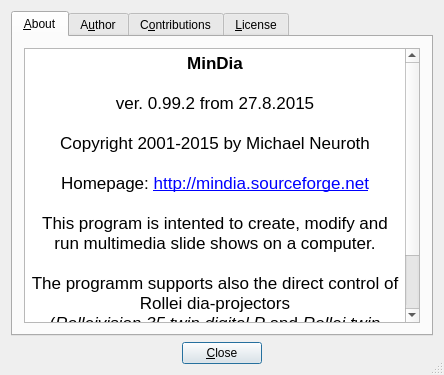
Above: src/AboutExtDlg4.ui from mneuroth/MinDia before the change. Below: the same form after it.
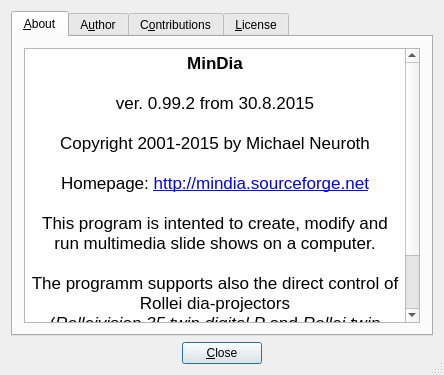
That is the form after the change.

What changed in the file:
```diff
--- a/src/AboutExtDlg4.ui
+++ b/src/AboutExtDlg4.ui
@@ -67,7 +67,7 @@
 &lt;html&gt;&lt;head&gt;&lt;meta name=&quot;qrichtext&quot; content=&quot;1&quot; /&gt;&lt;style type=&quot;text/css&quot;&gt;
 p, li { white-space: pre-wrap; }
 &lt;/style&gt;&lt;/head&gt;&lt;body style=&quot; font-family:'.Lucida Grande UI'; font-size:13pt; font-weight:400; font-style:normal;&quot;&gt;
-&lt;p align=&quot;center&quot; style=&quot; margin-top:0px; margin-bottom:0px; margin-left:0px; margin-right:0px; -qt-block-indent:0; text-indent:0px;&quot;&gt;&lt;span style=&quot; font-family:'Lucida Grande'; font-weight:600;&quot;&gt;MinDia&lt;/span&gt;&lt;span style=&quot; font-family:'Lucida Grande';&quot;&gt;&lt;br /&gt;&lt;br /&gt;ver. 0.99.2 from 27.8.2015&lt;br /&gt;&lt;br /&gt;Copyright 2001-2015 by Michael Neuroth&lt;br /&gt;&lt;br /&gt;Homepage: &lt;/span&gt;&lt;a href=&quot;http://mindia.sourceforge.net&quot;&gt;&lt;span style=&quot; font-family:'Lucida Grande'; text-decoration: underline; color:#0000ff;&quot;&gt;http://mindia.sourceforge.net&lt;/span&gt;&lt;/a&gt;&lt;span style=&quot; font-family:'Lucida Grande';&quot;&gt;&lt;br /&gt;&lt;br /&gt;This program is intented to create, modify and run multimedia slide shows on a computer. &lt;br /&gt;&lt;br /&gt;The programm supports also the direct control of Rollei dia-projectors &lt;br /&gt;(&lt;/span&gt;&lt;span style=&quot; font-family:'Lucida Grande'; font-style:italic;&quot;&gt;Rolleivision 35 twin digital P&lt;/span&gt;&lt;span style=&quot; font-family:'Lucida Grande';&quot;&gt; and &lt;/span&gt;&lt;span style=&quot; font-family:'Lucida Grande'; font-style:italic;&quot;&gt;Rollei twin MSC 3x0 P&lt;/span&gt;&lt;span style=&quot; font-family:'Lucida Grande';&quot;&gt;).&lt;/span&gt;&lt;/p&gt;
+&lt;p align=&quot;center&quot; style=&quot; margin-top:0px; margin-bottom:0px; margin-left:0px; margin-right:0px; -qt-block-indent:0; text-indent:0px;&quot;&gt;&lt;span style=&quot; font-family:'Lucida Grande'; font-weight:600;&quot;&gt;MinDia&lt;/span&gt;&lt;span style=&quot; font-family:'Lucida Grande';&quot;&gt;&lt;br /&gt;&lt;br /&gt;ver. 0.99.2 from 30.8.2015&lt;br /&gt;&lt;br /&gt;Copyright 2001-2015 by Michael Neuroth&lt;br /&gt;&lt;br /&gt;Homepage: &lt;/span&gt;&lt;a href=&quot;http://mindia.sourceforge.net&quot;&gt;&lt;span style=&quot; font-family:'Lucida Grande'; text-decoration: underline; color:#0000ff;&quot;&gt;http://mindia.sourceforge.net&lt;/span&gt;&lt;/a&gt;&lt;span style=&quot; font-family:'Lucida Grande';&quot;&gt;&lt;br /&gt;&lt;br /&gt;This program is intented to create, modify and run multimedia slide shows on a computer. &lt;br /&gt;&lt;br /&gt;The programm supports also the direct control of Rollei dia-projectors &lt;br /&gt;(&lt;/span&gt;&lt;span style=&quot; font-family:'Lucida Grande'; font-style:italic;&quot;&gt;Rolleivision 35 twin digital P&lt;/span&gt;&lt;span style=&quot; font-family:'Lucida Grande';&quot;&gt; and &lt;/span&gt;&lt;span style=&quot; font-family:'Lucida Grande'; font-style:italic;&quot;&gt;Rollei twin MSC 3x0 P&lt;/span&gt;&lt;span style=&quot; font-family:'Lucida Grande';&quot;&gt;).&lt;/span&gt;&lt;/p&gt;
 &lt;p align=&quot;center&quot; style=&quot; margin-top:0px; margin-bottom:0px; margin-left:0px; margin-right:0px; -qt-block-indent:0; text-indent:0px;&quot;&gt;&lt;span style=&quot; font-family:'Lucida Grande';&quot;&gt;&lt;br /&gt;&lt;/span&gt;&lt;/p&gt;&lt;/body&gt;&lt;/html&gt;</string>
          </property>
         </widget>
```
